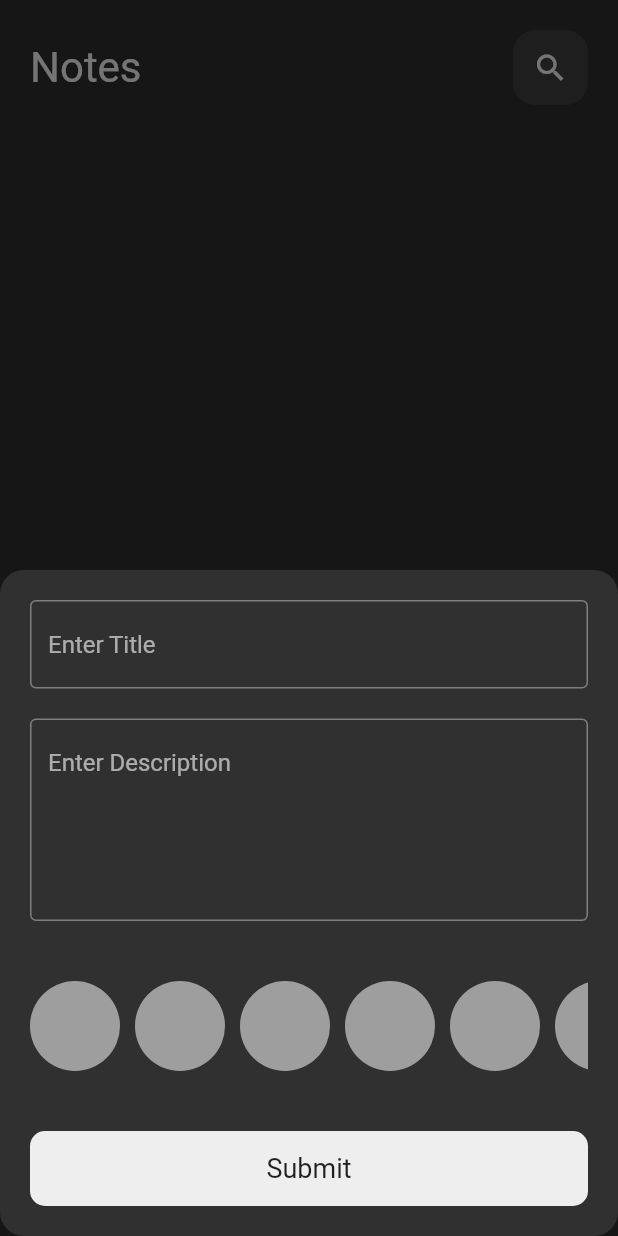
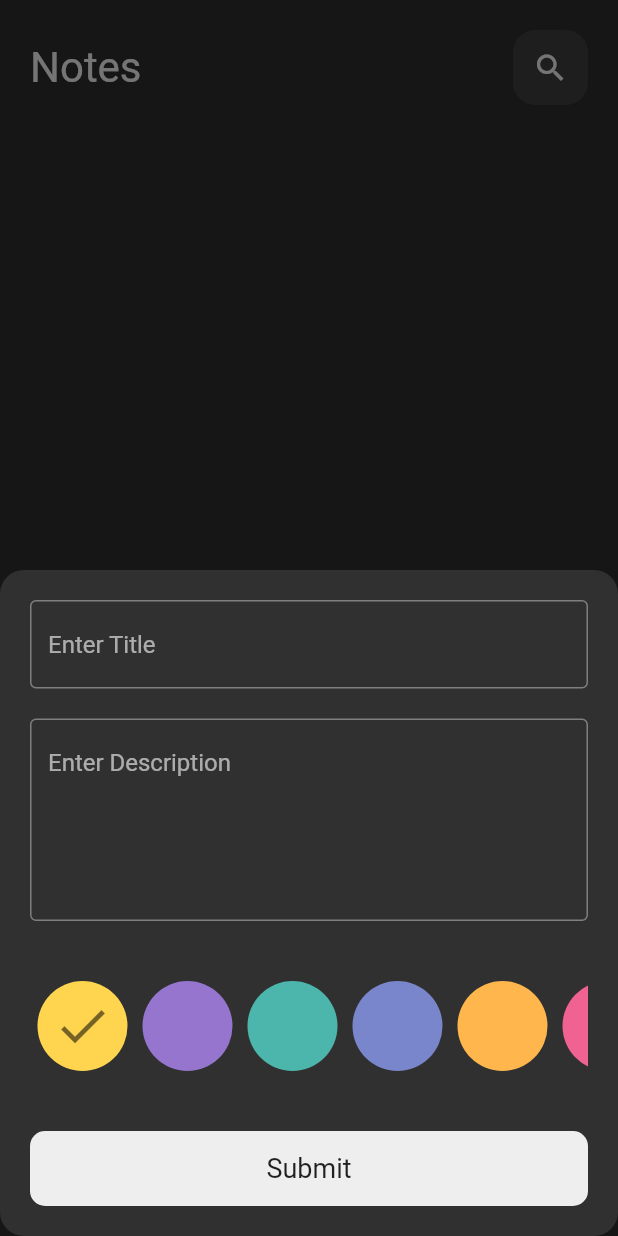
Before and after one commit to Abdulrahman956/notes_app, a Flutter app: the screen it shows after launch, after a tap on the "add" icon, on a phone screen of 412 x 824 dp. Run offline on Flutter 3.47's test engine with Material 2 defaults, Android fonts, the phone set to English and light mode, and no system bars; our stand-ins replace flutter_bloc, hive, hive_flutter; accounts and stored records are empty.

Commit message:
finish colors_list_view and add color to node

```diff
--- a/lib/cubits/add_note_cubit/add_note_cubit.dart
+++ b/lib/cubits/add_note_cubit/add_note_cubit.dart
@@ -1,19 +1,22 @@
 import 'package:flutter_bloc/flutter_bloc.dart';
 import 'package:hive_flutter/adapters.dart';
 import 'package:note_app/models/note_model.dart';
-
+import 'package:flutter/material.dart';
 import 'add_note_states.dart';
 
-class AddNoteCubit extends Cubit<AddNoteStates>{
-  AddNoteCubit() : super (AddInitialState());
-  addNote(NoteModel noteModel){
+class AddNoteCubit extends Cubit<AddNoteStates> {
+  AddNoteCubit() : super(AddInitialState());
+  Color color =  Colors.amber[300]!;
+
+  addNote(NoteModel noteModel) {
+    noteModel.color = color.value;
     emit(AddLoadingState());
-  try{
-    var noteBox =  Hive.box<NoteModel>('note box');
-    emit(AddSuccessState());
-    noteBox.add(noteModel);
-  }catch(e){
-    emit(AddFailureState(e.toString()));
-  }
+    try {
+      var noteBox = Hive.box<NoteModel>('note box');
+      emit(AddSuccessState());
+      noteBox.add(noteModel);
+    } catch (e) {
+      emit(AddFailureState(e.toString()));
+    }
   }
 }
--- a/lib/widgets/colors_list.dart
+++ b/lib/widgets/colors_list.dart
@@ -1,32 +1,87 @@
 import 'package:flutter/material.dart';
+import 'package:flutter_bloc/flutter_bloc.dart';
+import 'package:note_app/cubits/add_note_cubit/add_note_cubit.dart';
 
 class ColorsList extends StatelessWidget {
-  const ColorsList({super.key});
+  const ColorsList({super.key, required this.isActive, required this.colors});
+
+  final bool isActive;
+  final Color colors;
 
   @override
   Widget build(BuildContext context) {
-    return const CircleAvatar(
-      radius: 30,
-      backgroundColor: Colors.grey,
-    );
+    return isActive
+        ? Stack(
+            children: [
+              CircleAvatar(
+                radius: 30,
+                backgroundColor: colors,
+              ),
+              const Padding(
+                padding: EdgeInsets.all(10.0),
+                child: Icon(
+                  Icons.done_outlined,
+                  color: Colors.black54,
+                  size: 40,
+                ),
+              ),
+            ],
+          )
+        : CircleAvatar(
+            radius: 30,
+            backgroundColor: colors,
+          );
   }
 }
 
-class ColorsListView extends StatelessWidget {
+class ColorsListView extends StatefulWidget {
   const ColorsListView({super.key});
+
+  @override
+  State<ColorsListView> createState() => _ColorsListViewState();
+}
+
+class _ColorsListViewState extends State<ColorsListView> {
+  int currentIndex = 0;
+
+  List<Color> darkModeColors = [
+    Colors.amber[300]!, // A subdued amber
+    Colors.deepPurple[300]!, // A soft purple
+    Colors.teal[300]!, // A muted teal
+    Colors.indigo[300]!, // A calm indigo
+    Colors.orange[300]!, // A warm, yet not too bright orange
+    Colors.pink[300]!, // A soft pink
+    Colors.green[300]!, // A gentle green
+    Colors.blueGrey[300]!, // A muted blue-grey
+    Colors.cyan[300]!, // A light cyan
+    Colors.lime[300]!, // A soft lime
+  ];
 
   @override
   Widget build(BuildContext context) {
     return SizedBox(
       height: 60,
-      child: ListView.separated(
+      child: ListView.builder(
         physics: const BouncingScrollPhysics(),
         scrollDirection: Axis.horizontal,
-        itemBuilder: (context, index) => const ColorsList(),
-        separatorBuilder: (context, index) => const SizedBox(
-          width: 10,
-        ),
-        itemCount: 10,
+        itemBuilder: (context, index) {
+          return Padding(
+            padding: const EdgeInsets.symmetric(horizontal: 5),
+            child: GestureDetector(
+              onTap: () {
+                currentIndex = index;
+                BlocProvider.of<AddNoteCubit>(context).color =
+                    darkModeColors[index];
+                setState(() {});
+              },
+              child: ColorsList(
+                colors: darkModeColors[index],
+                isActive: currentIndex == index,
+              ),
+            ),
+          );
+        },
+        itemCount: darkModeColors.length,
       ),
     );
   }
--- a/lib/widgets/custom_note_item.dart
+++ b/lib/widgets/custom_note_item.dart
@@ -23,7 +23,7 @@ class CustomNoteItem extends StatelessWidget {
       child: Container(
         padding: const EdgeInsets.only(top: 16, bottom: 20, left: 8),
         decoration: BoxDecoration(
-            color: Colors.yellow, borderRadius: BorderRadius.circular(16)),
+            color: Color(noteModel.color), borderRadius: BorderRadius.circular(16)),
         width: double.infinity,
         child: Padding(
           padding: const EdgeInsets.all(8.0),
```
